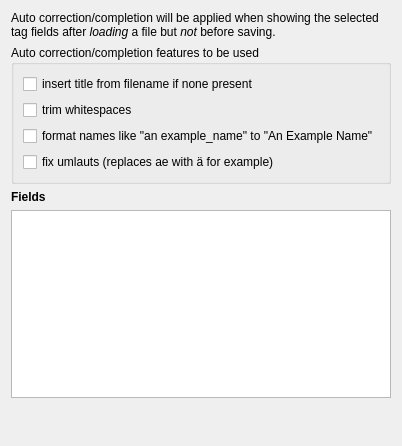
This is gui/editorautocorrectionoptionpage.ui in Martchus/tageditor as Qt 5 draws it before an edit. The edited form follows.
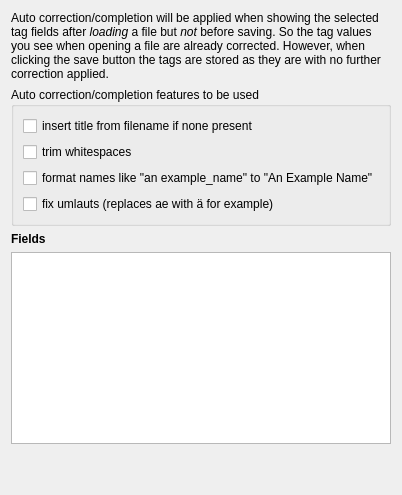
This is the edited form.

What changed in the file:
```diff
--- a/gui/editorautocorrectionoptionpage.ui
+++ b/gui/editorautocorrectionoptionpage.ui
@@ -2,14 +2,6 @@
 <ui version="4.0">
  <class>QtGui::EditorAutoCorrectionOptionPage</class>
  <widget class="QWidget" name="QtGui::EditorAutoCorrectionOptionPage">
-  <property name="geometry">
-   <rect>
-    <x>0</x>
-    <y>0</y>
-    <width>346</width>
-    <height>446</height>
-   </rect>
-  </property>
   <property name="windowTitle">
    <string>Auto correction</string>
   </property>
@@ -20,7 +12,7 @@
    <item>
     <widget class="QLabel" name="label">
      <property name="text">
-      <string>&lt;html&gt;&lt;head/&gt;&lt;body&gt;&lt;p&gt;Auto correction/completion will be applied when showing the selected tag fields after &lt;span style=&quot; font-style:italic;&quot;&gt;loading&lt;/span&gt; a file but &lt;span style=&quot; font-style:italic;&quot;&gt;not&lt;/span&gt; before saving.&lt;/p&gt;&lt;/body&gt;&lt;/html&gt;</string>
+      <string>&lt;html&gt;&lt;head/&gt;&lt;body&gt;&lt;p&gt;Auto correction/completion will be applied when showing the selected tag fields after &lt;span style=&quot; font-style:italic;&quot;&gt;loading&lt;/span&gt; a file but &lt;span style=&quot; font-style:italic;&quot;&gt;not&lt;/span&gt; before saving. So the tag values you see when opening a file are already corrected. However, when clicking the save button the tags are stored as they are with no further correction applied.&lt;/p&gt;&lt;/body&gt;&lt;/html&gt;</string>
      </property>
      <property name="wordWrap">
       <bool>true</bool>
```
